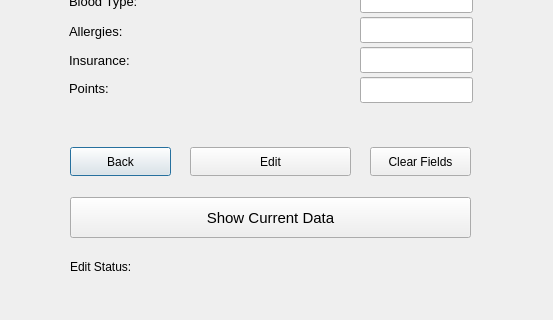
Above: usereditwindow.ui from KirolousFouty/Hospital_Project before the change; both pictures show x 0 to 553 and y 293 to 613 of the 553 by 613 pixel window. Below: the same form after it.
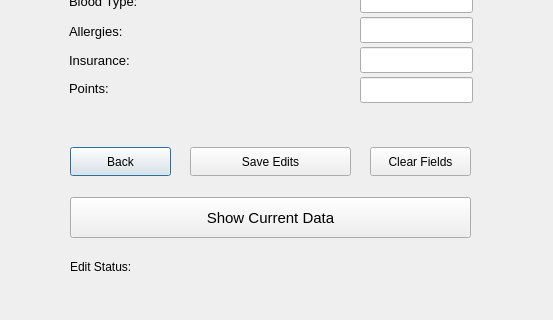
That is the form after the change.

Commit message: - Added ContactUsWindow (complaints and suggestions) - blood test fees - search -> doctor's dep - save not edit - user edit - edit name in database - cancel a booked / registered - clear box after cancellation - return fees to balance - Email# before cancelled app

The edit to the form file:
```diff
--- a/usereditwindow.ui
+++ b/usereditwindow.ui
@@ -71,7 +71,7 @@
     </rect>
    </property>
    <property name="text">
-    <string>Edit</string>
+    <string>Save Edits</string>
    </property>
   </widget>
   <widget class="QPushButton" name="clearFieldsButton">
```
The commit also changes 19 other files.
